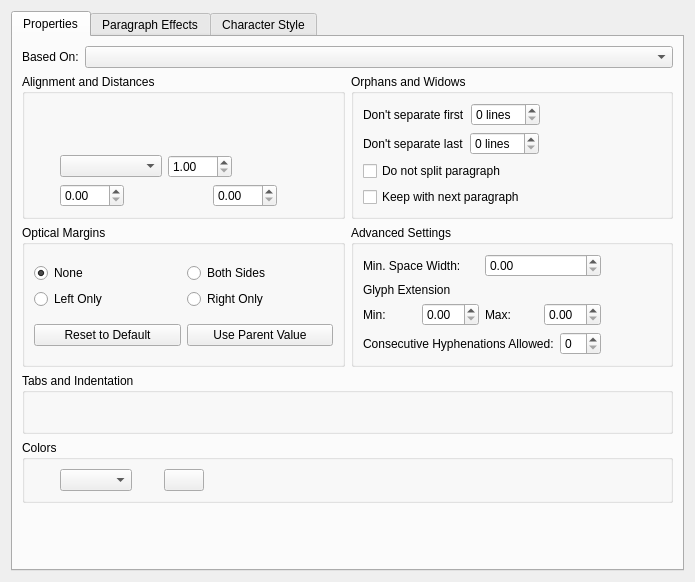
Old version of the form scribus/ui/smpstylewidget.ui in the repository scribusproject/scribus.
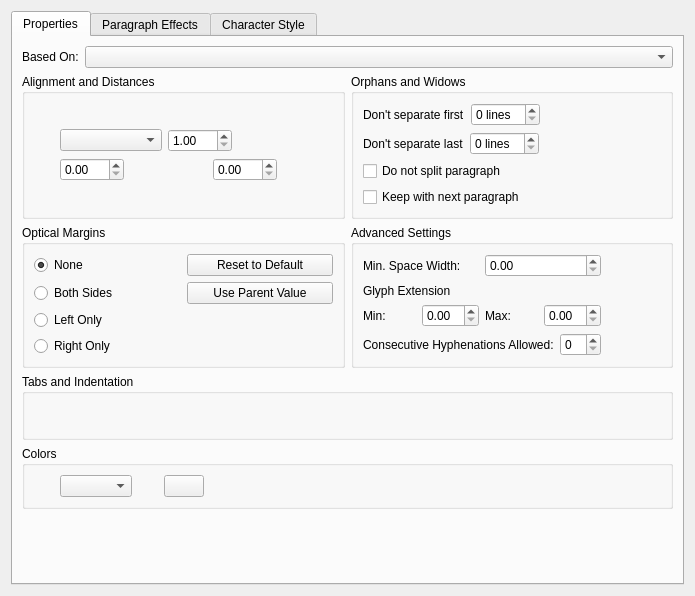
New version of the form. Custom widgets are drawn as their Qt base class.

Commit message: #16501: Update layout for Style Manager: fontcombo, styleselect, tabruler <bubu>

The edit to the form file:
```diff
--- a/scribus/ui/smpstylewidget.ui
+++ b/scribus/ui/smpstylewidget.ui
@@ -7,7 +7,7 @@
     <x>0</x>
     <y>0</y>
     <width>695</width>
-    <height>582</height>
+    <height>596</height>
    </rect>
   </property>
   <layout class="QVBoxLayout">
@@ -251,6 +251,19 @@
               </item>
              </layout>
             </item>
+            <item>
+             <spacer name="verticalSpacer_3">
+              <property name="orientation">
+               <enum>Qt::Vertical</enum>
+              </property>
+              <property name="sizeHint" stdset="0">
+               <size>
+                <width>20</width>
+                <height>0</height>
+               </size>
+              </property>
+             </spacer>
+            </item>
            </layout>
           </widget>
          </item>
@@ -372,27 +385,16 @@
             <string>Optical Margins</string>
            </property>
            <layout class="QGridLayout" name="gridLayout_3">
-            <item row="6" column="0" colspan="2">
-             <layout class="QHBoxLayout" name="horizontalLayout_4">
-              <item>
-               <widget class="QPushButton" name="optMarginDefaultButton">
-                <property name="text">
-                 <string>Reset to Default</string>
-                </property>
-               </widget>
-              </item>
-              <item>
-               <widget class="QPushButton" name="optMarginParentButton">
-                <property name="text">
-                 <string>Use Parent Value</string>
-                </property>
-               </widget>
-              </item>
-             </layout>
-            </item>
             <item row="1" column="0" colspan="2">
              <layout class="QGridLayout" name="gridLayout_5">
-              <item row="0" column="1">
+              <item row="2" column="0">
+               <widget class="SMRadioButton" name="optMarginRadioLeft">
+                <property name="text">
+                 <string>Left Only</string>
+                </property>
+               </widget>
+              </item>
+              <item row="1" column="0">
                <widget class="SMRadioButton" name="optMarginRadioBoth">
                 <property name="sizePolicy">
                  <sizepolicy hsizetype="Minimum" vsizetype="Fixed">
@@ -421,14 +423,7 @@
                 </property>
                </widget>
               </item>
-              <item row="1" column="0">
-               <widget class="SMRadioButton" name="optMarginRadioLeft">
-                <property name="text">
-                 <string>Left Only</string>
-                </property>
-               </widget>
-              </item>
-              <item row="1" column="1">
+              <item row="3" column="0">
                <widget class="SMRadioButton" name="optMarginRadioRight">
                 <property name="sizePolicy">
                  <sizepolicy hsizetype="Minimum" vsizetype="Fixed">
@@ -441,6 +436,20 @@
                 </property>
                </widget>
               </item>
+              <item row="0" column="1">
+               <widget class="QPushButton" name="optMarginDefaultButton">
+                <property name="text">
+                 <string>Reset to Default</string>
+                </property>
+               </widget>
+              </item>
+              <item row="1" column="1">
+               <widget class="QPushButton" name="optMarginParentButton">
+                <property name="text">
+                 <string>Use Parent Value</string>
+                </property>
+               </widget>
+              </item>
              </layout>
             </item>
            </layout>
```
The commit also changes 9 other files.
